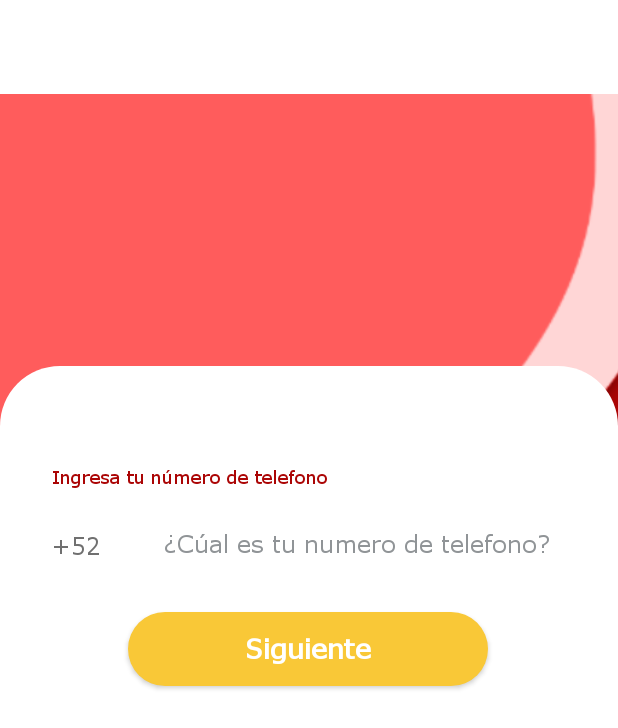
After one commit to AndyJmnzEsp/FindMe_Proyecto, an Android app: the layout activity_authen_admin.xml on its own in the app's theme, with its tools: preview values and no code run, on a phone screen of 412 x 824 dp. The commit adds this screen. Shown: the top 728 px of the screen. Run offline under Robolectric (Android 15) with nearby library versions, the phone set to English and light mode, and no system bars.

Commit message:
Autentificacion y Usuario de psicologo y administrador

```diff
--- a/app/src/main/AndroidManifest.xml
+++ b/app/src/main/AndroidManifest.xml
@@ -21,7 +21,9 @@
         <activity android:name=".SingInActivity"></activity>
         <activity android:name=".CheckInActivity"></activity>
         <activity android:name=".CheckInNormalActivity"></activity>
+        <activity android:name=".CheckInPsicoUserActivity"></activity>
         <activity android:name=".CheckInPsicoActivity"></activity>
+        <activity android:name=".CheckInAdminUserActivity"></activity>
         <activity android:name=".CheckInAdminActivity"></activity>
         <activity android:name=".AutentificacionActivity"></activity>
         <activity android:name=".VerificacionActivity"></activity>
--- a/app/src/main/java/com/example/findme/SingInActivity.java
+++ b/app/src/main/java/com/example/findme/SingInActivity.java
@@ -21,11 +21,11 @@ public class SingInActivity extends AppCompatActivity {
         startActivity(checkEstandar);
     }
     public void RegistroPsicologo (View view) {
-        Intent checkPsico = new Intent(getApplicationContext(), CheckInPsicoActivity.class);
+        Intent checkPsico = new Intent(getApplicationContext(), CheckInPsicoUserActivity.class);
         startActivity(checkPsico);
     }
     public void RegistroAdmin (View view) {
-        Intent checkAdmin = new Intent(getApplicationContext(), CheckInAdminActivity.class);
+        Intent checkAdmin = new Intent(getApplicationContext(), CheckInAdminUserActivity.class);
         startActivity(checkAdmin);
     }
 
--- /dev/null
+++ b/app/src/main/res/layout/activity_authen_admin.xml
@@ -0,0 +1,100 @@
+<?xml version="1.0" encoding="utf-8"?>
+<androidx.constraintlayout.widget.ConstraintLayout xmlns:android="http://schemas.android.com/apk/res/android"
+    xmlns:app="http://schemas.android.com/apk/res-auto"
+    xmlns:tools="http://schemas.android.com/tools"
+    android:layout_width="match_parent"
+    android:layout_height="match_parent"
+    android:background="#FFFF"
+    android:orientation="vertical">
+
+    <ImageView
+        android:layout_width="452dp"
+        android:layout_height="447dp"
+        android:layout_marginBottom="320dp"
+        android:src="@drawable/img_iniciar_sesion3"
+        app:layout_constraintBottom_toBottomOf="parent"
+        app:layout_constraintEnd_toEndOf="parent"
+        app:layout_constraintHorizontal_bias="0.512"
+        app:layout_constraintStart_toStartOf="parent" />
+
+    <androidx.constraintlayout.widget.ConstraintLayout
+        android:id="@+id/constraintLayout2"
+        android:layout_width="match_parent"
+        android:layout_height="489dp"
+        android:layout_marginTop="244dp"
+        android:background="@drawable/custom_view"
+        app:layout_constraintEnd_toEndOf="parent"
+        app:layout_constraintHorizontal_bias="0.0"
+        app:layout_constraintStart_toStartOf="parent"
+        app:layout_constraintTop_toTopOf="parent">
+
+
+        <TextView
+            android:id="@+id/textView2"
+            android:layout_width="wrap_content"
+            android:layout_height="wrap_content"
+            android:fontFamily="@font/verdana"
+            android:text="Ingresa tu número de telefono"
+            android:textColor="#AB0505"
+            android:textSize="12dp"
+            app:layout_constraintBottom_toBottomOf="parent"
+            app:layout_constraintEnd_toEndOf="parent"
+            app:layout_constraintHorizontal_bias="0.151"
+            app:layout_constraintStart_toStartOf="parent"
+            app:layout_constraintTop_toTopOf="parent"
+            app:layout_constraintVertical_bias="0.139" />
+
+        <TextView
+            android:layout_width="35dp"
+            android:layout_height="24dp"
+            android:fontFamily="@font/verdana"
+            android:text="+52"
+            android:textColor="#707070"
+            android:textSize="16dp"
+            app:layout_constraintBottom_toBottomOf="parent"
+            app:layout_constraintEnd_toEndOf="parent"
+            app:layout_constraintHorizontal_bias="0.09"
+            app:layout_constraintStart_toStartOf="parent"
+            app:layout_constraintTop_toTopOf="parent"
+            app:layout_constraintVertical_bias="0.234" />
+
+        <EditText
+            android:id="@+id/Telfono"
+            android:layout_width="286dp"
+            android:layout_height="45dp"
+            android:layout_marginTop="96dp"
+            android:background="@drawable/custom_edit_text"
+            android:fontFamily="@font/verdana"
+            android:hint=" ¿Cúal es tu numero de telefono?"
+            android:inputType="number"
+            android:textColor="#707070"
+            android:textColorHint="#909497"
+            android:textSize="16dp"
+            android:paddingStart="8dp"
+            app:layout_constraintEnd_toEndOf="parent"
+            app:layout_constraintHorizontal_bias="0.76"
+            app:layout_constraintStart_toStartOf="parent"
+            app:layout_constraintTop_toTopOf="parent" />
+
+        <Button
+            android:id="@+id/Siguiente2"
+            android:layout_width="240dp"
+            android:layout_height="49dp"
+            android:background="@drawable/custom_button_orange"
+            android:fontFamily="@font/verdana"
+            android:onClick="Verificacion"
+            android:text="Siguiente"
+            android:textAllCaps="false"
+            android:textColor="#FFFF"
+            android:textSize="18dp"
+            android:textStyle="bold"
+            app:layout_constraintBottom_toBottomOf="parent"
+            app:layout_constraintEnd_toEndOf="parent"
+            app:layout_constraintHorizontal_bias="0.497"
+            app:layout_constraintStart_toStartOf="parent"
+            app:layout_constraintTop_toTopOf="parent"
+            app:layout_constraintVertical_bias="0.372" />
+
+    </androidx.constraintlayout.widget.ConstraintLayout>
+
+</androidx.constraintlayout.widget.ConstraintLayout>
```
Also changed, not shown: app/src/main/java/com/example/findme/AutentificacionAdminActivity.java (added, +14 -0 lines), app/src/main/java/com/example/findme/AutntificacionPsicoActivity.java (added, +14 -0 lines), app/src/main/java/com/example/findme/CheckInAdminUserActivity.java (added, +20 -0 lines), app/src/main/java/com/example/findme/CheckInPsicoUserActivity.java (added, +20 -0 lines), app/src/main/res/layout/activity_authen_psico.xml (added, +100 -0 lines), app/src/main/res/layout/activity_check_in_admin_user.xml (+6 -6 lines).
